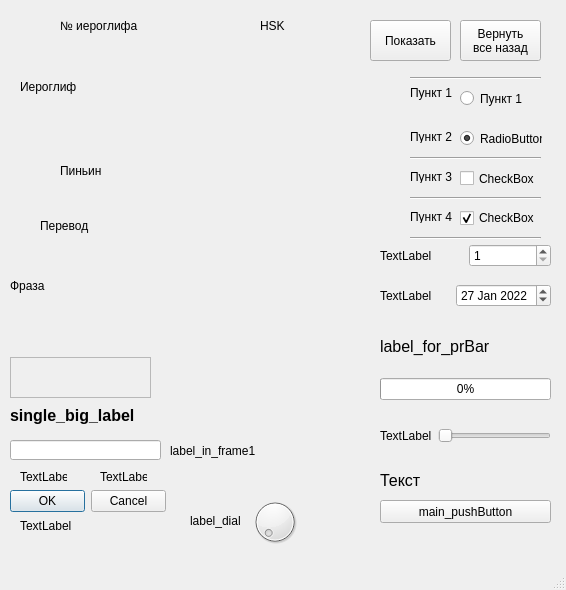
First picture: the form in Python_bigtest_all.ui, repository RosNarodSport/LearningPython, before the edit.
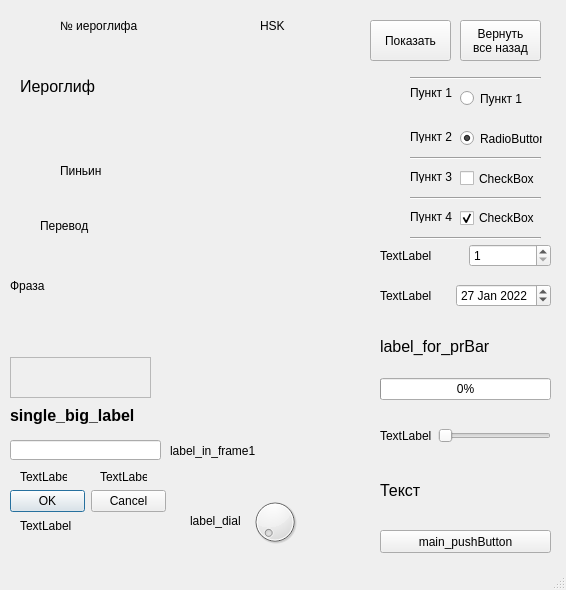
Second picture: the form after the edit.

Commit message: Рабочая версия с показом всего набора одновременно. Задача: - размещение текста label по центру - на spinBox посадить увеличение шрифта

Patch:
```diff
--- a/Python_bigtest_all.ui
+++ b/Python_bigtest_all.ui
@@ -36,7 +36,7 @@
     <property name="geometry">
      <rect>
       <x>380</x>
-      <y>500</y>
+      <y>530</y>
       <width>171</width>
       <height>23</height>
      </rect>
@@ -427,7 +427,7 @@
       <x>380</x>
       <y>460</y>
       <width>161</width>
-      <height>41</height>
+      <height>61</height>
      </rect>
     </property>
     <property name="font">
@@ -553,6 +553,15 @@
       <height>71</height>
      </rect>
     </property>
+    <property name="font">
+     <font>
+      <family>MS Shell Dlg 2</family>
+      <pointsize>12</pointsize>
+      <weight>9</weight>
+      <italic>false</italic>
+      <bold>false</bold>
+     </font>
+    </property>
     <property name="styleSheet">
      <string notr="true">font: 8pt &quot;Malgun Gothic&quot;;
 font: 75 8pt &quot;MS Shell Dlg 2&quot;;</string>
@@ -564,7 +573,7 @@
      <bool>true</bool>
     </property>
     <property name="wordWrap">
-     <bool>true</bool>
+     <bool>false</bool>
     </property>
    </widget>
    <widget class="QLabel" name="label_phrase">
```
Left out of the diff: 3 changed lines with no effect on the pictures. The commit also changes 1 other file.
